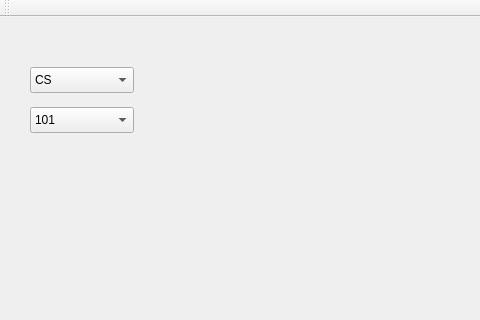
The window that StudyGroupFormer/AppWindow.ui (vu035/StudyGroupApp) describes before a commit, drawn with Qt 5; both pictures show x 0 to 480 and y 0 to 320 of the 800 by 600 pixel window.
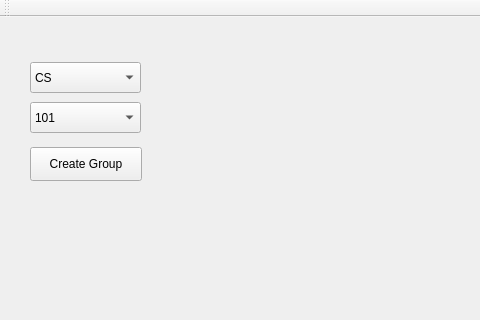
The same window after the commit.

Commit message: Added a new window when create group is clicked

```diff
--- a/StudyGroupFormer/AppWindow.ui
+++ b/StudyGroupFormer/AppWindow.ui
@@ -18,9 +18,9 @@
     <property name="geometry">
      <rect>
       <x>30</x>
-      <y>50</y>
-      <width>104</width>
-      <height>26</height>
+      <y>45</y>
+      <width>111</width>
+      <height>31</height>
      </rect>
     </property>
     <item>
@@ -43,9 +43,9 @@
     <property name="geometry">
      <rect>
       <x>30</x>
-      <y>90</y>
-      <width>104</width>
-      <height>26</height>
+      <y>85</y>
+      <width>111</width>
+      <height>31</height>
      </rect>
     </property>
     <item>
@@ -64,6 +64,19 @@
      </property>
     </item>
    </widget>
+   <widget class="QPushButton" name="createGroup">
+    <property name="geometry">
+     <rect>
+      <x>30</x>
+      <y>130</y>
+      <width>112</width>
+      <height>34</height>
+     </rect>
+    </property>
+    <property name="text">
+     <string>Create Group</string>
+    </property>
+   </widget>
   </widget>
   <widget class="QMenuBar" name="menuBar">
    <property name="geometry">
```
The commit also changes 7 other files.
